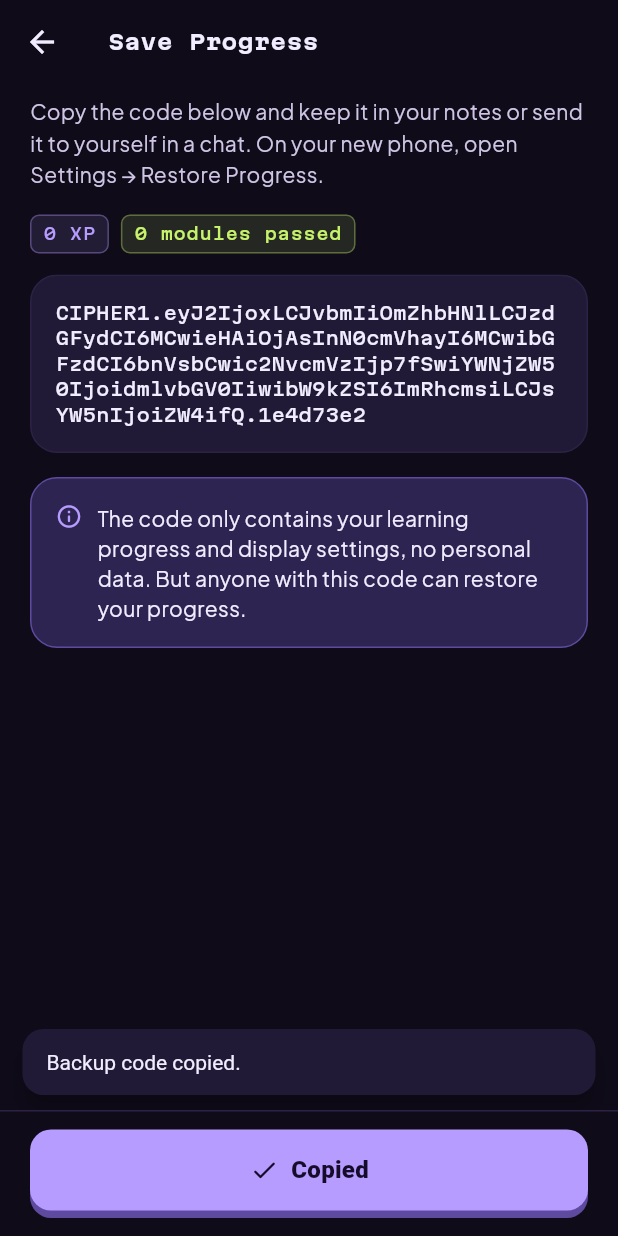
After one commit to nadiapramesti/cipher, a Flutter app: the ExportBackupScreen screen opened directly, after a tap on "Copy Code", on a phone screen of 412 x 824 dp. The commit adds this screen. Run offline on Flutter 3.47's test engine with Material 3 defaults, Android fonts, the phone set to English and light mode, and no system bars; our stand-ins replace shared_preferences; accounts and stored records are empty.

Commit message:
feat: backup progres (Auto Backup Android + kode simpan/pulihkan)
- Auto Backup Android aktif: progres balik sendiri saat ganti HP
- Pengaturan > Simpan Progres: kode CIPHER1 dengan checksum, tombol salin
- Pengaturan > Pulihkan Progres: tempel kode, validasi, konfirmasi sebelum menimpa
- Pesan error jelas untuk kode kepotong / salah / rusak (ID & EN)
- Test encode/decode, toleran spasi, deteksi kode diubah

```diff
--- a/lib/app/app_state.dart
+++ b/lib/app/app_state.dart
@@ -5,6 +5,7 @@ import 'dart:ui' show PlatformDispatcher;
 import 'package:flutter/widgets.dart';
 import 'package:shared_preferences/shared_preferences.dart';
 
+import '../core/backup.dart';
 import '../core/content_repository.dart';
 import '../core/models.dart';
 import '../features/quiz/quiz_logic.dart';
@@ -85,6 +86,56 @@ class AppState extends ChangeNotifier {
       final decoded = jsonDecode(raw) as Map<String, dynamic>;
       bestScores = decoded.map((k, v) => MapEntry(k, v as int));
     }
+  }
+
+  /// Kode backup progres (buat dipindah ke HP lain).
+  String exportBackup() => encodeBackup(BackupData(
+        onboardingDone: onboardingDone,
+        startLevel: startLevel,
+        xp: xp,
+        streak: _streak,
+        lastActive: lastActive,
+        bestScores: Map.of(bestScores),
+        accent: accent.name,
+        themeMode: themeMode.name,
+        lang: L.code,
+      ));
+
+  /// Pulihkan dari kode backup. Lempar [FormatException] kalau kodenya gak valid.
+  Future<void> importBackup(String code) async {
+    final d = decodeBackup(code);
+    onboardingDone = d.onboardingDone;
+    startLevel = d.startLevel;
+    xp = d.xp;
+    _streak = d.streak;
+    lastActive = d.lastActive;
+    bestScores = Map.of(d.bestScores);
+    await _prefs.setBool(_kOnboarding, onboardingDone);
+    await _prefs.setInt(_kStartLevel, startLevel);
+    await _prefs.setInt(_kXp, xp);
+    await _prefs.setInt(_kStreak, _streak);
+    if (lastActive != null) {
+      await _prefs.setString(_kLastActive, lastActive!.toIso8601String());
+    } else {
+      await _prefs.remove(_kLastActive);
+    }
+    await _prefs.setString(_kScores, jsonEncode(bestScores));
+    final a = ThemeAccent.values.asNameMap()[d.accent];
+    if (a != null) {
+      accent = a;
+      await _prefs.setString(_kAccent, a.name);
+    }
+    final m = AppThemeMode.values.asNameMap()[d.themeMode];
+    if (m != null) {
+      themeMode = m;
+      await _prefs.setString(_kMode, m.name);
+    }
+    final l = AppLang.values.asNameMap()[d.lang];
+    if (l != null && l != L.lang) {
+      await setLang(l); // ini sekalian notifyListeners
+      return;
+    }
+    notifyListeners();
   }
 
   int get streak =>
--- /dev/null
+++ b/lib/core/backup.dart
@@ -0,0 +1,98 @@
+import 'dart:convert';
+
+/// Kode backup progres Cipher: `CIPHER1.<data base64url>.<checksum>`.
+/// Gak berisi data pribadi, cuma progres belajar + setelan tampilan.
+class BackupData {
+  const BackupData({
+    required this.onboardingDone,
+    required this.startLevel,
+    required this.xp,
+    required this.streak,
+    required this.lastActive,
+    required this.bestScores,
+    this.accent,
+    this.themeMode,
+    this.lang,
+  });
+
+  final bool onboardingDone;
+  final int startLevel;
+  final int xp;
+  final int streak;
+  final DateTime? lastActive;
+  final Map<String, int> bestScores;
+  final String? accent;
+  final String? themeMode;
+  final String? lang;
+
+  Map<String, Object?> toJson() => {
+        'v': 1,
+        'onb': onboardingDone,
+        'start': startLevel,
+        'xp': xp,
+        'streak': streak,
+        'last': lastActive?.toIso8601String(),
+        'scores': bestScores,
+        'accent': accent,
+        'mode': themeMode,
+        'lang': lang,
+      };
+
+  factory BackupData.fromJson(Map<String, dynamic> j) {
+    final scores = (j['scores'] as Map? ?? const {}).map(
+      (k, v) => MapEntry(k as String, (v as num).toInt().clamp(0, 100)),
+    );
+    final last = j['last'] as String?;
+    return BackupData(
+      onboardingDone: j['onb'] as bool? ?? true,
+      startLevel: ((j['start'] as num?) ?? 0).toInt().clamp(0, 99),
+      xp: ((j['xp'] as num?) ?? 0).toInt().clamp(0, 1 << 30),
+      streak: ((j['streak'] as num?) ?? 0).toInt().clamp(0, 100000),
+      lastActive: last == null ? null : DateTime.tryParse(last),
+      bestScores: scores,
+      accent: j['accent'] as String?,
+      themeMode: j['mode'] as String?,
+      lang: j['lang'] as String?,
+    );
+  }
+}
+
+const _prefix = 'CIPHER1';
+
+/// FNV-1a 32-bit: cukup buat ngecek kode gak salah ketik / kepotong.
+String _checksum(String s) {
+  var h = 0x811c9dc5;
+  for (final b in utf8.encode(s)) {
+    h ^= b;
+    h = (h * 0x01000193) & 0xffffffff;
+  }
+  return h.toRadixString(16).padLeft(8, '0');
+}
+
+String encodeBackup(BackupData data) {
+  final body = base64Url.encode(utf8.encode(jsonEncode(data.toJson()))).replaceAll('=', '');
+  return '$_prefix.$body.${_checksum(body)}';
+}
+
+/// Lempar [FormatException] kalau kodenya rusak, kepotong, atau bukan kode Cipher.
+BackupData decodeBackup(String code) {
+  final clean = code.replaceAll(RegExp(r'\s'), '');
+  final parts = clean.split('.');
+  if (parts.length != 3 || parts[0] != _prefix) {
+    throw const FormatException('not-cipher');
+  }
+  final body = parts[1];
+  if (_checksum(body) != parts[2].toLowerCase()) {
+    throw const FormatException('checksum');
+  }
+  try {
+    final padded = body.padRight((body.length + 3) ~/ 4 * 4, '=');
+    final json = jsonDecode(utf8.decode(base64Url.decode(padded))) as Map<String, dynamic>;
+    if (json['v'] != 1) throw const FormatException('version');
+    return BackupData.fromJson(json);
+  } on FormatException {
+    rethrow;
+  } catch (_) {
+    throw const FormatException('corrupt');
+  }
+}
--- /dev/null
+++ b/lib/features/settings/backup_screens.dart
@@ -0,0 +1,231 @@
+import 'package:flutter/material.dart';
+import 'package:flutter/services.dart';
+
+import '../../app/app_state.dart';
+import '../../app/theme.dart';
+import '../../l10n/strings.dart';
+import '../../widgets/common.dart';
+
+/// Tampilkan kode backup progres + tombol salin.
+class ExportBackupScreen extends StatefulWidget {
+  const ExportBackupScreen({super.key});
+
+  @override
+  State<ExportBackupScreen> createState() => _ExportBackupScreenState();
+}
+
+class _ExportBackupScreenState extends State<ExportBackupScreen> {
+  late final String _code = AppScope.read(context).exportBackup();
+  bool _copied = false;
+
+  Future<void> _copy() async {
+    await Clipboard.setData(ClipboardData(text: _code));
+    if (!mounted) return;
+    setState(() => _copied = true);
+    showInfo(context, tr('bk_copied'));
+  }
+
+  @override
+  Widget build(BuildContext context) {
+    final state = AppScope.of(context);
+    final done = state.bestScores.values.where((v) => v >= 70).length;
+
+    return Scaffold(
+      appBar: AppBar(title: Text(tr('bk_export_title'))),
+      body: ListView(
+        padding: const EdgeInsets.fromLTRB(20, 8, 20, 28),
+        children: [
+          Text(tr('bk_export_lead'), style: TextStyle(color: C.textSoft, height: 1.5)),
+          const SizedBox(height: 16),
+          Row(
+            children: [
+              MonoTag(tr('bk_sum_xp', {'n': state.xp}), color: C.accent, filled: true),
+              const SizedBox(width: 8),
+              MonoTag(tr('bk_sum_mod', {'n': done}), color: C.ok, filled: true),
+            ],
+          ),
+          const SizedBox(height: 14),
+          Panel(
+            color: C.surface2,
+            child: SelectableText(
+              _code,
+              style: mono(size: 12, color: C.text, spacing: 0),
+            ),
+          ),
+          const SizedBox(height: 16),
+          Panel(
+            color: C.accentTint,
+            borderColor: C.accentDeep,
+            child: Row(
+              crossAxisAlignment: CrossAxisAlignment.start,
+              children: [
+                Icon(Icons.info_outline_rounded, size: 18, color: C.accent),
+                const SizedBox(width: 10),
+                Expanded(child: Text(tr('bk_export_note'), style: TextStyle(height: 1.45, color: C.text))),
+              ],
+            ),
+          ),
+        ],
+      ),
+      bottomNavigationBar: BottomActions(children: [
+        ChunkyButton(
+          onPressed: _copy,
+          child: Row(
+            mainAxisSize: MainAxisSize.min,
+            children: [
+              Icon(_copied ? Icons.check_rounded : Icons.copy_rounded),
+              const SizedBox(width: 8),
+              Text(_copied ? tr('bk_copied_btn') : tr('bk_copy')),
+            ],
+          ),
+        ),
+      ]),
+    );
+  }
+}
+
+/// Tempel kode backup, cek, lalu pulihkan.
+class ImportBackupScreen extends StatefulWidget {
+  const ImportBackupScreen({super.key});
+
+  @override
+  State<ImportBackupScreen> createState() => _ImportBackupScreenState();
+}
+
+class _ImportBackupScreenState extends State<ImportBackupScreen> {
+  final _controller = TextEditingController();
+  String? _error;
+  bool _busy = false;
+
+  @override
+  void dispose() {
+    _controller.dispose();
+    super.dispose();
+  }
+
+  Future<void> _paste() async {
+    final data = await Clipboard.getData(Clipboard.kTextPlain);
+    final text = data?.text?.trim() ?? '';
+    if (!mounted) return;
+    if (text.isEmpty) {
+      showInfo(context, tr('bk_clip_empty'));
+      return;
+    }
+    setState(() {
+      _controller.text = text;
+      _error = null;
+    });
+  }
+
+  Future<void> _restore() async {
+    final ok = await showDialog<bool>(
+      context: context,
+      builder: (ctx) => AlertDialog(
+        backgroundColor: C.surface,
+        title: Text(tr('bk_confirm_title'), style: display(size: 20)),
+        content: Text(tr('bk_confirm_body'), style: TextStyle(color: C.textSoft, height: 1.45)),
+        actions: [
+          TextButton(
+            onPressed: () => Navigator.of(ctx).pop(false),
+            style: TextButton.styleFrom(
+              foregroundColor: C.textSoft,
+              side: BorderSide(color: C.lineStrong),
+              shape: RoundedRectangleBorder(borderRadius: BorderRadius.circular(10)),
+            ),
+            child: Text(tr('cancel')),
+          ),
+          FilledButton(
+            onPressed: () => Navigator.of(ctx).pop(true),
+            style: FilledButton.styleFrom(
+              backgroundColor: C.accent,
+              foregroundColor: C.onAccent,
+              shape: RoundedRectangleBorder(borderRadius: BorderRadius.circular(10)),
+            ),
+            child: Text(tr('bk_restore')),
+          ),
+        ],
+      ),
+    );
+    if (ok != true || !mounted) return;
+
+    setState(() {
+      _busy = true;
+      _error = null;
+    });
+    try {
+      await AppScope.read(context).importBackup(_controller.text);
+      if (!mounted) return;
+      showInfo(context, tr('bk_restored'));
+      Navigator.of(context).pop();
+    } on FormatException catch (e) {
+      setState(() {
+        _busy = false;
+        _error = switch (e.message) {
+          'checksum' => tr('bk_err_checksum'),
+          'not-cipher' => tr('bk_err_not_cipher'),
+          _ => tr('bk_err_corrupt'),
+        };
+      });
+    }
+  }
+
+  @override
+  Widget build(BuildContext context) {
+    final empty = _controller.text.trim().isEmpty;
+
+    return Scaffold(
+      appBar: AppBar(title: Text(tr('bk_import_title'))),
+      body: ListView(
+        padding: const EdgeInsets.fromLTRB(20, 8, 20, 28),
+        children: [
+          Text(tr('bk_import_lead'), style: TextStyle(color: C.textSoft, height: 1.5)),
+          const SizedBox(height: 16),
+          TextField(
+            controller: _controller,
+            onChanged: (_) => setState(() => _error = null),
+            minLines: 4,
+            maxLines: 7,
+            autocorrect: false,
+            enableSuggestions: false,
+            keyboardType: TextInputType.visiblePassword,
+            style: mono(size: 12.5, color: C.text, spacing: 0),
+            decoration: InputDecoration(
+              labelText: tr('bk_field_label'),
+              hintText: 'CIPHER1.eyJ2IjoxLCJvbmIiOnRydWUs….3f9a12bc',
+              alignLabelWithHint: true,
+              errorText: _error,
+              errorMaxLines: 3,
+            ),
+          ),
+          const SizedBox(height: 12),
+          ChunkyButton.outline(
+            onPressed: _paste,
+            child: Row(
+              mainAxisSize: MainAxisSize.min,
+              children: [
+                const Icon(Icons.content_paste_rounded),
+                const SizedBox(width: 8),
+                Text(tr('bk_paste')),
+              ],
+            ),
+          ),
+          const SizedBox(height: 16),
+          Row(
+            crossAxisAlignment: CrossAxisAlignment.start,
+            children: [
+              Icon(Icons.warning_amber_rounded, size: 18, color: C.orange),
+              const SizedBox(width: 8),
+              Expanded(child: Text(tr('bk_import_warn'), style: TextStyle(color: C.muted, height: 1.45, fontSize: 13))),
+            ],
+          ),
+        ],
+      ),
+      bottomNavigationBar: BottomActions(children: [
+        ChunkyButton(
+          onPressed: empty || _busy ? null : _restore,
+          child: Text(tr('bk_restore_btn')),
+        ),
+      ]),
+    );
+  }
+}
--- a/lib/l10n/strings.dart
+++ b/lib/l10n/strings.dart
@@ -184,6 +184,33 @@ const _id = <String, String>{
   'th_sakura': 'Sakura',
   'th_sakura_d': 'Pink lembut + limau, segar',
   'set_saved': 'Tersimpan otomatis di HP ini.',
+  'cancel': 'Batal',
+  'set_progress': 'Progres & backup',
+  'set_auto_backup': 'Progres juga ikut backup otomatis Google di HP ini. Pas ganti HP dan login akun Google yang sama, progresnya balik sendiri.',
+  'bk_export_title': 'Simpan Progres',
+  'bk_export_desc': 'Bikin kode buat mindahin progres ke HP lain',
+  'bk_import_title': 'Pulihkan Progres',
+  'bk_import_desc': 'Tempel kode backup dari HP lama',
+  'bk_export_lead': 'Salin kode di bawah, terus simpan di catatan atau kirim ke chat diri sendiri. Di HP baru, buka Pengaturan → Pulihkan Progres.',
+  'bk_sum_xp': '{n} XP',
+  'bk_sum_mod': '{n} modul lulus',
+  'bk_export_note': 'Kodenya cuma berisi progres belajar dan setelan tampilan, gak ada data pribadi. Tapi siapa pun yang pegang kode ini bisa memulihkan progresmu.',
+  'bk_copy': 'Salin Kode',
+  'bk_copied_btn': 'Tersalin',
+  'bk_copied': 'Kode backup tersalin.',
+  'bk_import_lead': 'Tempel kode backup yang kamu simpan dari HP lama.',
+  'bk_field_label': 'Kode backup',
+  'bk_paste': 'Tempel dari Clipboard',
+  'bk_clip_empty': 'Clipboard kosong. Salin dulu kode backup-nya.',
+  'bk_import_warn': 'Progres di HP ini bakal diganti dengan isi kode backup.',
+  'bk_restore_btn': 'Pulihkan Progres',
+  'bk_restore': 'Pulihkan',
+  'bk_confirm_title': 'Ganti progres sekarang?',
+  'bk_confirm_body': 'XP, streak, dan skor modul di HP ini bakal diganti dengan isi kode backup. Ini gak bisa dibatalin.',
+  'bk_restored': 'Progres berhasil dipulihkan.',
+  'bk_err_checksum': 'Kodenya kepotong atau ada yang salah ketik. Coba salin ulang kodenya utuh.',
+  'bk_err_not_cipher': 'Ini bukan kode backup Cipher. Kodenya diawali CIPHER1.',
+  'bk_err_corrupt': 'Kodenya rusak dan gak bisa dibaca.',
 };
 
 const _en = <String, String>{
@@ -340,4 +367,31 @@ const _en = <String, String>{
   'th_sakura': 'Sakura',
   'th_sakura_d': 'Soft pink + lime, fresh',
   'set_saved': 'Saved automatically on this phone.',
+  'cancel': 'Cancel',
+  'set_progress': 'Progress & backup',
+  'set_auto_backup': "Your progress is also included in Google's automatic backup on this phone. Switch phones with the same Google account and it comes back on its own.",
+  'bk_export_title': 'Save Progress',
+  'bk_export_desc': 'Create a code to move your progress to another phone',
+  'bk_import_title': 'Restore Progress',
+  'bk_import_desc': 'Paste a backup code from your old phone',
+  'bk_export_lead': 'Copy the code below and keep it in your notes or send it to yourself in a chat. On your new phone, open Settings → Restore Progress.',
+  'bk_sum_xp': '{n} XP',
+  'bk_sum_mod': '{n} modules passed',
+  'bk_export_note': 'The code only contains your learning progress and display settings, no personal data. But anyone with this code can restore your progress.',
+  'bk_copy': 'Copy Code',
+  'bk_copied_btn': 'Copied',
+  'bk_copied': 'Backup code copied.',
+  'bk_import_lead': 'Paste the backup code you saved from your old phone.',
+  'bk_field_label': 'Backup code',
+  'bk_paste': 'Paste from Clipboard',
+  'bk_clip_empty': 'Clipboard is empty. Copy the backup code first.',
+  'bk_import_warn': "This phone's progress will be replaced with the backup.",
+  'bk_restore_btn': 'Restore Progress',
+  'bk_restore': 'Restore',
+  'bk_confirm_title': 'Replace progress now?',
+  'bk_confirm_body': "XP, streak, and module scores on this phone will be replaced with the backup. This can't be undone.",
+  'bk_restored': 'Progress restored.',
+  'bk_err_checksum': 'The code is cut off or has a typo. Copy the whole code again.',
+  'bk_err_not_cipher': "This isn't a Cipher backup code. Codes start with CIPHER1.",
+  'bk_err_corrupt': "The code is damaged and can't be read.",
 };
--- a/pubspec.yaml
+++ b/pubspec.yaml
@@ -1,7 +1,7 @@
 name: cipher
 description: "Cipher — belajar cyber security dari nol, offline, berbasis level."
 publish_to: 'none'
-version: 0.3.0+4
+version: 0.3.1+5
 
 environment:
   sdk: ^3.6.0
```
Also changed, not shown: lib/features/settings/settings_screen.dart (+67 -0 lines), 3 other files.
